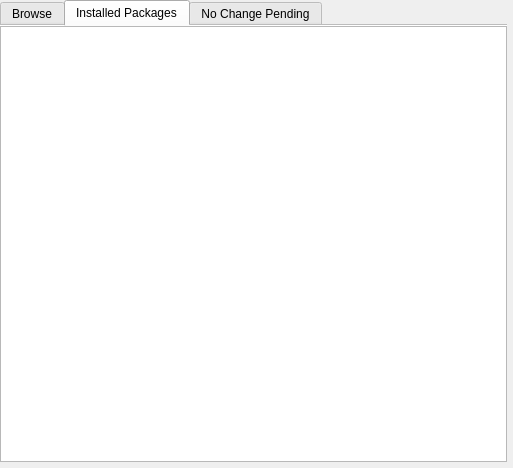
Qt form AddRm/AddRmKCM.ui (KDE/apper) before a commit.
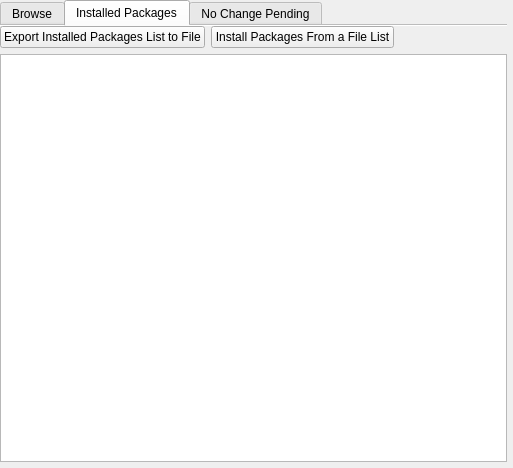
The same form after that commit. The open tabs and pages were chosen to show the change. Custom widgets are drawn as their Qt base class.

Commit message: Fix bug #239015 by using system-software-update icon Fix package selection after instalation/removal

What changed in the file:
```diff
--- a/AddRm/AddRmKCM.ui
+++ b/AddRm/AddRmKCM.ui
@@ -180,7 +180,7 @@
        <property name="margin">
         <number>0</number>
        </property>
-       <item row="0" column="0">
+       <item row="1" column="0" colspan="3">
         <widget class="KpkSearchableTreeView" name="installedView">
          <property name="mouseTracking">
           <bool>true</bool>
@@ -205,6 +205,33 @@
          </property>
         </widget>
        </item>
+       <item row="0" column="0">
+        <widget class="QPushButton" name="exportInstalledPB">
+         <property name="text">
+          <string>Export Installed Packages List to File</string>
+         </property>
+        </widget>
+       </item>
+       <item row="0" column="1">
+        <widget class="QPushButton" name="importInstalledPB">
+         <property name="text">
+          <string>Install Packages From a File List</string>
+         </property>
+        </widget>
+       </item>
+       <item row="0" column="2">
+        <spacer name="horizontalSpacer">
+         <property name="orientation">
+          <enum>Qt::Horizontal</enum>
+         </property>
+         <property name="sizeHint" stdset="0">
+          <size>
+           <width>40</width>
+           <height>20</height>
+          </size>
+         </property>
+        </spacer>
+       </item>
       </layout>
      </widget>
      <widget class="QWidget" name="tab_3">
```
The commit also changes 6 other files.
